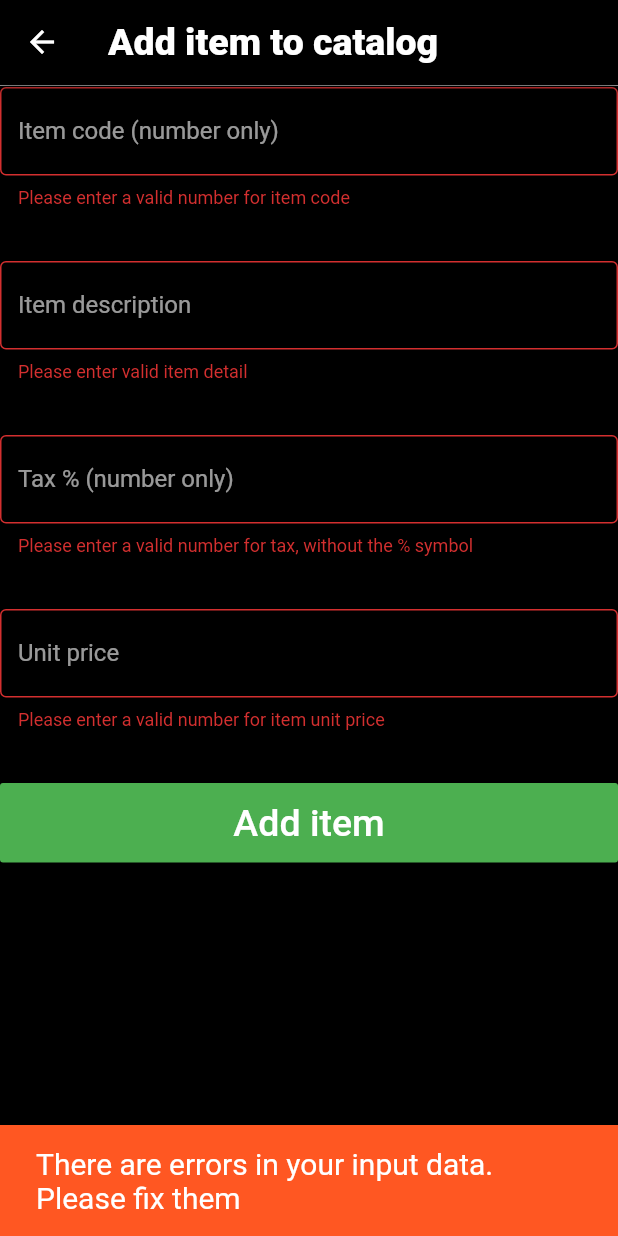
After one commit to vkivaturi/naapos_mobile, a Flutter app: the AddItem screen opened directly, after a tap on "Add item", on a phone screen of 412 x 824 dp. The commit adds this screen. Run offline on Flutter 3.47's test engine with Material 2 defaults, Android fonts, the phone set to English and light mode, and no system bars; our stand-ins replace charts_flutter, csv, rflutter_alert, sqflite; missing offline and left inert: flutter_email_sender; accounts and stored records are empty.

Commit message:
Add item widget

```diff
--- /dev/null
+++ b/lib/add_item.dart
@@ -0,0 +1,243 @@
+import 'package:flutter/material.dart';
+import 'package:naapos/entities.dart';
+import 'package:naapos/database_helper.dart';
+import 'package:naapos/utils.dart';
+import 'package:naapos/utils_invoice.dart';
+
+class AddItem extends StatefulWidget {
+  AddItem({Key key, this.title}) : super(key: key);
+
+  final String title;
+
+  @override
+  _AddItemState createState() => _AddItemState();
+}
+
+class _AddItemState extends State<AddItem> {
+  final itemCodeController = TextEditingController();
+  final itemDetailController = TextEditingController();
+  final itemTaxController = TextEditingController();
+  final itemUnitPriceController = TextEditingController();
+
+  final _formKey = GlobalKey<FormState>();
+
+  // reference to our single class that manages the database
+  final dbHelper = DatabaseHelper.instance;
+
+  // Bring focus back to item text field field after adding an item
+  FocusNode nodeItem = FocusNode();
+
+  Item item;
+
+  @override
+  void initState() {
+    item = new Item();
+    super.initState();
+  }
+
+  @override
+  void dispose() {
+    // Clean up the controller when the widget is disposed.
+    itemCodeController.dispose();
+    itemDetailController.dispose();
+    itemTaxController.dispose();
+    itemUnitPriceController.dispose();
+
+    super.dispose();
+  }
+
+  void _insert(Item item) async {
+    // row to insert
+    Map<String, dynamic> row = {
+      DatabaseHelper.columnITCode: item.code,
+      DatabaseHelper.columnITItemDetail: item.itemDetail,
+      DatabaseHelper.columnITTax: item.tax,
+      DatabaseHelper.columnITUnitPrice: item.unitPrice,
+    };
+    print(row.toString());
+    final id = await dbHelper.insertIT(row);
+    print('inserted row id: $id');
+  }
+
+  //This is the main build method
+  @override
+  Widget build(BuildContext context) {
+    Widget addItem = Container(
+        padding: const EdgeInsets.all(10),
+        child: Row(
+          mainAxisSize: MainAxisSize.max,
+          mainAxisAlignment: MainAxisAlignment.spaceAround,
+          children: <Widget>[
+            new Flexible(
+              child: new TextField(
+                decoration: new InputDecoration(
+                    labelText: "Item code", border: OutlineInputBorder()),
+                keyboardType: TextInputType.number,
+                controller: itemCodeController,
+                focusNode: nodeItem,
+              ),
+            ),
+            new Flexible(
+              child: new TextField(
+                decoration: new InputDecoration(
+                    labelText: "Item description",
+                    border: OutlineInputBorder()),
+                keyboardType: TextInputType.text,
+                controller: itemDetailController,
+              ),
+            ),
+            new Flexible(
+              child: RaisedButton(
+                  padding: const EdgeInsets.all(12.0),
+                  textColor: Colors.white,
+                  color: Colors.green,
+                  onPressed: () {
+                    item.code = int.parse(itemCodeController.text);
+                    item.itemDetail = itemDetailController.text;
+                    item.tax = itemTaxController.text;
+                    item.unitPrice = itemUnitPriceController.text;
+
+                    _insert(item);
+
+                    itemCodeController.clear();
+                    itemDetailController.clear();
+                    itemTaxController.clear();
+                    itemUnitPriceController.clear();
+
+                    FocusScope.of(context).requestFocus(nodeItem);
+                  },
+                  child: Text('Add item', style: TextStyle(fontSize: 25))),
+            )
+          ],
+        ));
+
+    return Scaffold(
+        appBar: AppBar(
+          title: Text(
+            "Add item to catalog",
+            textAlign: TextAlign.center,
+            style: TextStyle(fontSize: 25.0, color: Colors.white),
+          ),
+          //backgroundColor: Color.fromRGBO(49, 87, 110, 1.0),
+        ),
+        body: Builder(
+          //Added this builder only to make snackbar work
+          builder: (context) => Form(
+              key: _formKey,
+              child: Column(
+                children: [
+                  Divider(
+                    height: 2.0,
+                    color: Colors.grey,
+                  ),
+                  new TextFormField(
+                    validator: (String value) {
+                      var checkInt = int.tryParse(value);
+                      if (value.isEmpty || checkInt == null) {
+                        return 'Please enter a valid number for item code';
+                      } else
+                        return null;
+                    },
+                    decoration: new InputDecoration(
+                        labelText: "Item code (number only)",
+                        border: OutlineInputBorder()),
+                    keyboardType: TextInputType.number,
+                    controller: itemCodeController,
+                    focusNode: nodeItem,
+                  ),
+                  SizedBox(
+                    height: 35.0,
+                  ),
+                  new TextFormField(
+                    validator: (value) {
+                      if (value.isEmpty) {
+                        return 'Please enter valid item detail';
+                      } else
+                        return null;
+                    },
+                    decoration: new InputDecoration(
+                        labelText: "Item description",
+                        border: OutlineInputBorder()),
+                    keyboardType: TextInputType.text,
+                    controller: itemDetailController,
+                  ),
+                  SizedBox(
+                    height: 35.0,
+                  ),
+                  new TextFormField(
+                    validator: (value) {
+                      var checkInt = int.tryParse(value);
+                      if (value.isEmpty || checkInt == null) {
+                        return 'Please enter a valid number for tax, without the % symbol';
+                      } else
+                        return null;
+                    },
+                    decoration: new InputDecoration(
+                        labelText: "Tax % (number only)",
+                        border: OutlineInputBorder()),
+                    keyboardType: TextInputType.number,
+                    controller: itemTaxController,
+                  ),
+                  SizedBox(
+                    height: 35.0,
+                  ),
+                  new TextFormField(
+                    validator: (value) {
+                      var checkInt = int.tryParse(value);
+                      var checkDouble = double.tryParse(value);
+                      //Amount should not be empty and it has to be atleast an integer or a double
+                      if (value.isEmpty ||
+                          (checkInt == null && checkDouble == null)) {
+                        return 'Please enter a valid number for item unit price';
+                      } else
+                        return null;
+                    },
+                    decoration: new InputDecoration(
+                        labelText: "Unit price", border: OutlineInputBorder()),
+                    keyboardType: TextInputType.text,
+                    controller: itemUnitPriceController,
+                  ),
+                  SizedBox(
+                    height: 35.0,
+                  ),
+                  ButtonTheme(
+                      minWidth: MediaQuery.of(context).size.width,
+                      child: RaisedButton(
+                          padding: const EdgeInsets.all(12.0),
+                          textColor: Colors.white,
+                          color: Colors.green,
+                          onPressed: () {
+                            if (_formKey.currentState.validate()) {
+                              item.code = int.parse(itemCodeController.text);
+                              item.itemDetail = itemDetailController.text;
+                              item.tax = itemTaxController.text;
+                              item.unitPrice = itemUnitPriceController.text;
+
+                              _insert(item);
+
+                              itemCodeController.clear();
+                              itemDetailController.clear();
+                              itemTaxController.clear();
+                              itemUnitPriceController.clear();
+
+                              FocusScope.of(context).requestFocus(nodeItem);
+
+                              HelperMethods.showMessage(
+                                  context,
+                                  Colors.green,
+                                  "Item is created successfully");
+                            } else {
+                              // If the form is valid, display a Snackbar.
+                              HelperMethods.showMessage(
+                                  context,
+                                  Colors.deepOrange,
+                                  "There are errors in your input data. Please fix them");
+                            }
+                          },
+                          child:
+                              Text('Add item', style: TextStyle(fontSize: 25))))
+                ],
+              )),
+        ));
+  }
+}
--- a/lib/dashboard.dart
+++ b/lib/dashboard.dart
@@ -3,6 +3,7 @@ import 'package:naapos/charts_top_items.dart';
 import 'package:naapos/charts_top_orders.dart';
 import 'package:naapos/charts_trends.dart';
 import 'package:naapos/help.dart';
+import 'package:naapos/add_item.dart';
 
 class Dashboard extends StatefulWidget {
   @override
@@ -34,7 +35,7 @@ class _DashboardState extends State<Dashboard> {
                 "Weekly trends", Icons.graphic_eq, Colors.yellow, TrendsChart()),
             makeDashboardItem(
                 "Know about Naa POS", Icons.help, Colors.orange, Help()),
-//            makeDashboardItem("Add new item", Icons.add_box, Colors.tealAccent, TopOrdersChart())
+            makeDashboardItem("Add new item", Icons.add_box, Colors.tealAccent, AddItem())
 //            makeDashboardItem(
 //                "View last order", Icons.remove_red_eye, Colors.green, TopOrdersChart()),
           ],
```
Also changed, not shown: lib/help.dart (+0 -123 lines).
